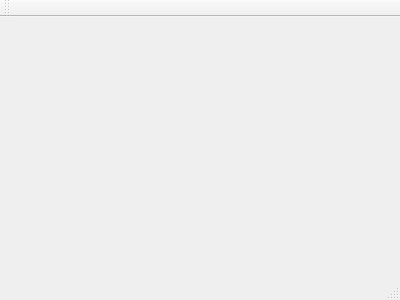
The window that src/mainwindow.ui (Pigeon-Ignaty/ContactBook) describes before a commit, drawn with Qt 5.
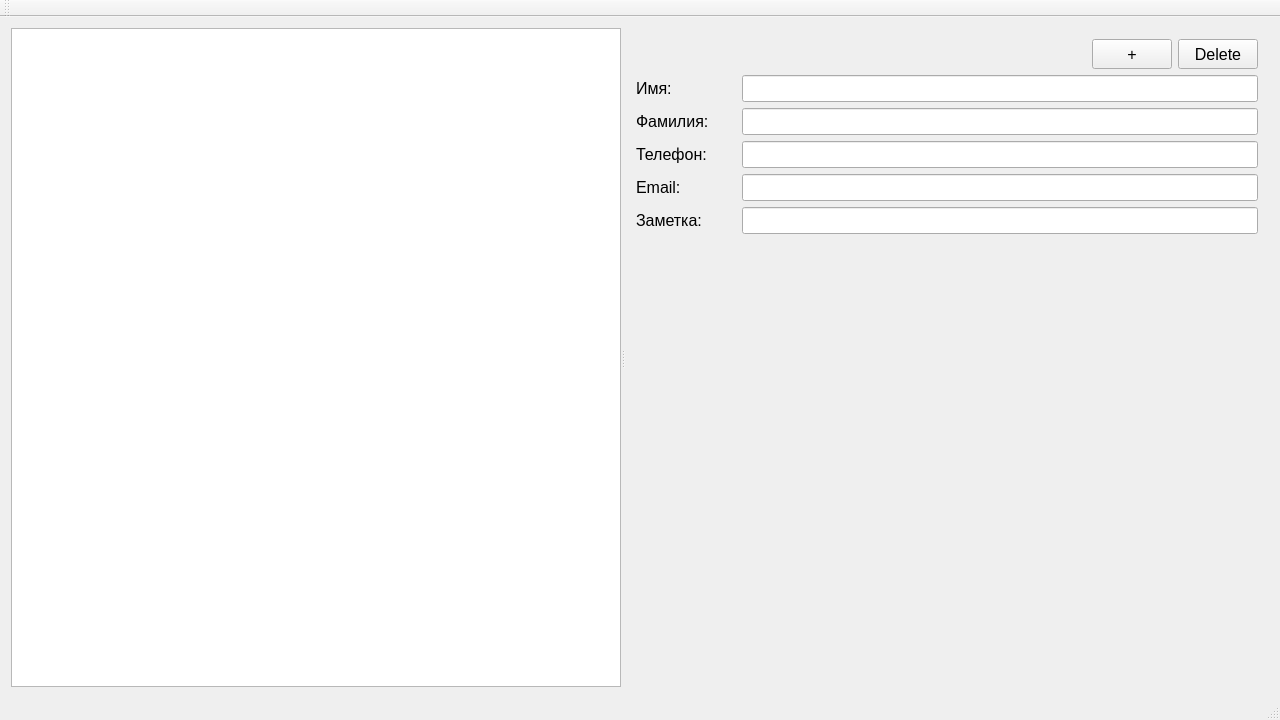
The same window after the commit.

Commit message: Создал ui интерфейс

Diff of the .ui file:
```diff
--- a/src/mainwindow.ui
+++ b/src/mainwindow.ui
@@ -1,24 +1,285 @@
 <ui version="4.0">
  <class>MainWindow</class>
- <widget class="QMainWindow" name="MainWindow" >
-  <property name="geometry" >
+ <widget class="QMainWindow" name="MainWindow">
+  <property name="geometry">
    <rect>
     <x>0</x>
     <y>0</y>
-    <width>400</width>
-    <height>300</height>
+    <width>1280</width>
+    <height>720</height>
    </rect>
   </property>
-  <property name="windowTitle" >
+  <property name="minimumSize">
+   <size>
+    <width>20</width>
+    <height>0</height>
+   </size>
+  </property>
+  <property name="windowTitle">
    <string>MainWindow</string>
   </property>
-  <widget class="QMenuBar" name="menuBar" />
-  <widget class="QToolBar" name="mainToolBar" />
-  <widget class="QWidget" name="centralWidget" />
-  <widget class="QStatusBar" name="statusBar" />
+  <widget class="QWidget" name="centralWidget">
+   <layout class="QGridLayout" name="gridLayout">
+    <item row="0" column="0">
+     <widget class="QSplitter" name="splitter">
+      <property name="orientation">
+       <enum>Qt::Horizontal</enum>
+      </property>
+      <widget class="QListView" name="listView"/>
+      <widget class="QWidget" name="widget" native="true">
+       <layout class="QGridLayout" name="gridLayout_2">
+        <item row="0" column="0">
+         <layout class="QVBoxLayout" name="verticalLayout">
+          <item>
+           <layout class="QHBoxLayout" name="horizontalLayout">
+            <item>
+             <spacer name="horizontalSpacer">
+              <property name="orientation">
+               <enum>Qt::Horizontal</enum>
+              </property>
+              <property name="sizeHint" stdset="0">
+               <size>
+                <width>40</width>
+                <height>20</height>
+               </size>
+              </property>
+             </spacer>
+            </item>
+            <item>
+             <widget class="QPushButton" name="pushButton">
+              <property name="minimumSize">
+               <size>
+                <width>0</width>
+                <height>30</height>
+               </size>
+              </property>
+              <property name="font">
+               <font>
+                <pointsize>12</pointsize>
+               </font>
+              </property>
+              <property name="text">
+               <string>+</string>
+              </property>
+             </widget>
+            </item>
+            <item>
+             <widget class="QPushButton" name="pushButton_2">
+              <property name="minimumSize">
+               <size>
+                <width>0</width>
+                <height>30</height>
+               </size>
+              </property>
+              <property name="font">
+               <font>
+                <pointsize>12</pointsize>
+               </font>
+              </property>
+              <property name="text">
+               <string>Delete</string>
+              </property>
+             </widget>
+            </item>
+           </layout>
+          </item>
+          <item>
+           <layout class="QHBoxLayout" name="horizontalLayout_2">
+            <item>
+             <widget class="QLabel" name="label">
+              <property name="minimumSize">
+               <size>
+                <width>100</width>
+                <height>0</height>
+               </size>
+              </property>
+              <property name="font">
+               <font>
+                <pointsize>12</pointsize>
+               </font>
+              </property>
+              <property name="text">
+               <string>Имя:</string>
+              </property>
+             </widget>
+            </item>
+            <item>
+             <widget class="QLineEdit" name="m_nameEdit">
+              <property name="font">
+               <font>
+                <pointsize>12</pointsize>
+               </font>
+              </property>
+             </widget>
+            </item>
+           </layout>
+          </item>
+          <item>
+           <layout class="QHBoxLayout" name="horizontalLayout_3">
+            <item>
+             <widget class="QLabel" name="label_2">
+              <property name="minimumSize">
+               <size>
+                <width>100</width>
+                <height>0</height>
+               </size>
+              </property>
+              <property name="font">
+               <font>
+                <pointsize>12</pointsize>
+               </font>
+              </property>
+              <property name="text">
+               <string>Фамилия: </string>
+              </property>
+             </widget>
+            </item>
+            <item>
+             <widget class="QLineEdit" name="m_SernameEdit">
+              <property name="font">
+               <font>
+                <pointsize>12</pointsize>
+               </font>
+              </property>
+             </widget>
+            </item>
+           </layout>
+          </item>
+          <item>
+           <layout class="QHBoxLayout" name="horizontalLayout_4">
+            <item>
+             <widget class="QLabel" name="label_3">
+              <property name="minimumSize">
+               <size>
+                <width>100</width>
+                <height>0</height>
+               </size>
+              </property>
+              <property name="font">
+               <font>
+                <pointsize>12</pointsize>
+               </font>
+              </property>
+              <property name="text">
+               <string>Телефон:</string>
+              </property>
+             </widget>
+            </item>
+            <item>
+             <widget class="QLineEdit" name="m_phoneEdit">
+              <property name="font">
+               <font>
+                <pointsize>12</pointsize>
+               </font>
+              </property>
+             </widget>
+            </item>
+           </layout>
+          </item>
+          <item>
+           <layout class="QHBoxLayout" name="horizontalLayout_5">
+            <item>
+             <widget class="QLabel" name="label_4">
+              <property name="minimumSize">
+               <size>
+                <width>100</width>
+                <height>0</height>
+               </size>
+              </property>
+              <property name="font">
+               <font>
+                <pointsize>12</pointsize>
+               </font>
+              </property>
+              <property name="text">
+               <string>Email:</string>
+              </property>
+             </widget>
+            </item>
+            <item>
+             <widget class="QLineEdit" name="m_emailEdit">
+              <property name="font">
+               <font>
+                <pointsize>12</pointsize>
+               </font>
+              </property>
+             </widget>
+            </item>
+           </layout>
+          </item>
+          <item>
+           <layout class="QHBoxLayout" name="horizontalLayout_6">
+            <item>
+             <widget class="QLabel" name="label_5">
+              <property name="minimumSize">
+               <size>
+                <width>100</width>
+                <height>0</height>
+               </size>
+              </property>
+              <property name="font">
+               <font>
+                <pointsize>12</pointsize>
+               </font>
+              </property>
+              <property name="text">
+               <string>Заметка: </string>
+              </property>
+             </widget>
+            </item>
+            <item>
+             <widget class="QLineEdit" name="m_NoteEdit">
+              <property name="font">
+               <font>
+                <pointsize>12</pointsize>
+               </font>
+              </property>
+             </widget>
+            </item>
+           </layout>
+          </item>
+         </layout>
+        </item>
+        <item row="1" column="0">
+         <spacer name="verticalSpacer">
+          <property name="orientation">
+           <enum>Qt::Vertical</enum>
+          </property>
+          <property name="sizeHint" stdset="0">
+           <size>
+            <width>20</width>
+            <height>40</height>
+           </size>
+          </property>
+         </spacer>
+        </item>
+       </layout>
+      </widget>
+     </widget>
+    </item>
+   </layout>
+  </widget>
+  <widget class="QMenuBar" name="menuBar">
+   <property name="geometry">
+    <rect>
+     <x>0</x>
+     <y>0</y>
+     <width>1280</width>
+     <height>20</height>
+    </rect>
+   </property>
+  </widget>
+  <widget class="QToolBar" name="mainToolBar">
+   <attribute name="toolBarArea">
+    <enum>TopToolBarArea</enum>
+   </attribute>
+   <attribute name="toolBarBreak">
+    <bool>false</bool>
+   </attribute>
+  </widget>
+  <widget class="QStatusBar" name="statusBar"/>
  </widget>
- <layoutDefault spacing="6" margin="11" />
- <pixmapfunction></pixmapfunction>
+ <layoutdefault spacing="6" margin="11"/>
  <resources/>
  <connections/>
 </ui>
```
Left out of the diff: 1 changed line with no effect on the pictures. The commit also changes 1 other file.
